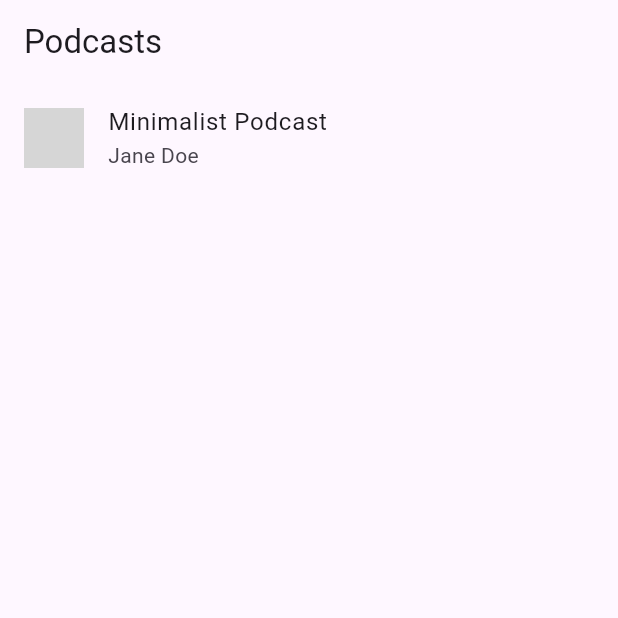
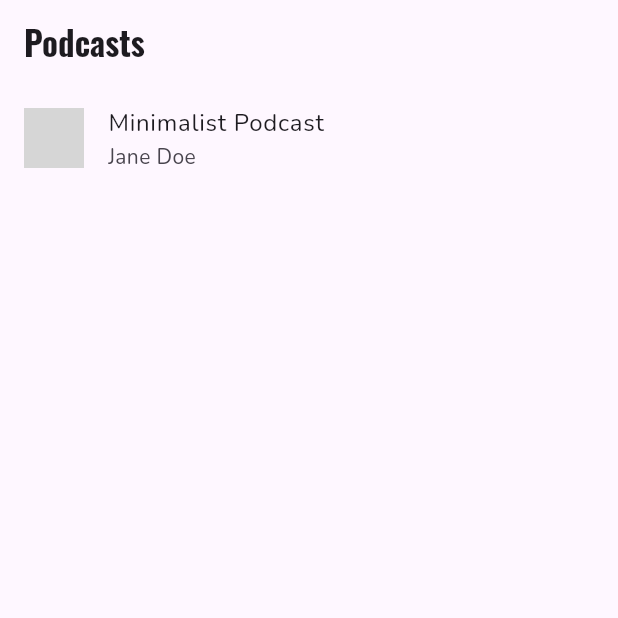
Before and after one commit to Catskill909/podcast_app, a Flutter app: the screen it shows after launch, on a phone screen of 412 x 824 dp, the top half of it. Run offline on Flutter 3.47's test engine with Material 3 defaults, Android fonts, the phone set to English and light mode, and no system bars; our stand-ins replace audio_service, google_fonts, just_audio, shared_preferences; missing offline and left inert: audio_session; network calls fail; statements that could not run were skipped; grey boxes are pictures that could not be loaded.

Commit message:
feat: dark mode, floating player polish, Oswald+Nunito typography, and UI/slider improvements (2025-04-28)

```diff
--- a/lib/main.dart
+++ b/lib/main.dart
@@ -29,11 +29,42 @@ class PodcastApp extends StatelessWidget {
       },
       child: MaterialApp(
         title: 'Podcast App',
-        theme: ThemeData(
+        // Light theme
+        theme: ThemeData.light().copyWith(
           colorScheme: ColorScheme.fromSeed(seedColor: Colors.deepPurple),
-          useMaterial3: true,
-          fontFamily: GoogleFonts.roboto().fontFamily,
+          textTheme: GoogleFonts.nunitoTextTheme().copyWith(
+            titleLarge: GoogleFonts.oswald(
+              fontWeight: FontWeight.bold,
+              fontSize: 22,
+              color: Colors.black,
+            ),
+            titleMedium: GoogleFonts.oswald(
+              fontWeight: FontWeight.bold,
+              fontSize: 18,
+              color: Colors.black,
+            ),
+          ),
         ),
+        // Dark theme
+        darkTheme: ThemeData.dark().copyWith(
+          colorScheme: ColorScheme.fromSeed(
+            seedColor: Colors.deepPurple,
+            brightness: Brightness.dark,
+          ),
+          textTheme: GoogleFonts.nunitoTextTheme(ThemeData.dark().textTheme).copyWith(
+            titleLarge: GoogleFonts.oswald(
+              fontWeight: FontWeight.bold,
+              fontSize: 22,
+              color: Colors.white,
+            ),
+            titleMedium: GoogleFonts.oswald(
+              fontWeight: FontWeight.bold,
+              fontSize: 18,
+              color: Colors.white,
+            ),
+          ),
+        ),
+        themeMode: ThemeMode.system, // Follows system setting for light/dark
         initialRoute: '/',
         onGenerateRoute: AppRouter.generateRoute,
         debugShowCheckedModeBanner: false,
--- a/lib/ui/widgets/app_scaffold.dart
+++ b/lib/ui/widgets/app_scaffold.dart
@@ -26,7 +26,7 @@ class AppScaffold extends StatelessWidget {
                 child: Material(
                   elevation: 8,
                   borderRadius: BorderRadius.circular(16),
-                  color: Colors.white,
+                  color: Theme.of(context).colorScheme.surface,
                   child: SizedBox(
                     height: 56,
                     child: MiniPlayer(
--- a/lib/ui/widgets/mini_player.dart
+++ b/lib/ui/widgets/mini_player.dart
@@ -16,7 +16,7 @@ class MiniPlayer extends StatelessWidget {
     return GestureDetector(
       onTap: onTap,
       child: Container(
-        color: Colors.grey[200],
+        color: Theme.of(context).colorScheme.surface,
         padding: const EdgeInsets.symmetric(horizontal: 16, vertical: 8),
         child: Row(
           children: [
```
Also changed, not shown: 1 other file.
